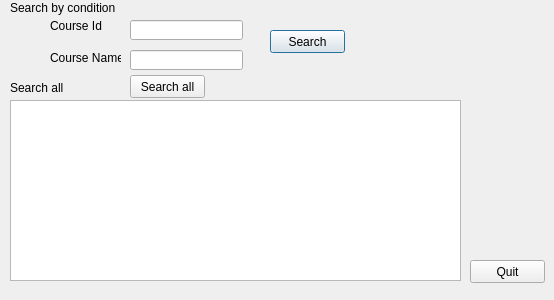
The window that selectcourse.ui (awmleer/grade-management) describes before a commit, drawn with Qt 5.
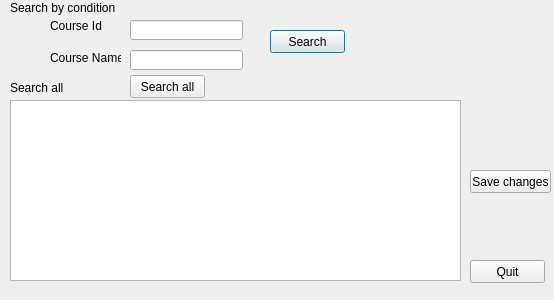
The same window after the commit.

What changed in the file:
```diff
--- a/selectcourse.ui
+++ b/selectcourse.ui
@@ -134,6 +134,19 @@
     <string>Search all</string>
    </property>
   </widget>
+  <widget class="QPushButton" name="pushButton_4">
+   <property name="geometry">
+    <rect>
+     <x>470</x>
+     <y>170</y>
+     <width>81</width>
+     <height>23</height>
+    </rect>
+   </property>
+   <property name="text">
+    <string>Save changes</string>
+   </property>
+  </widget>
  </widget>
  <resources/>
  <connections/>
```
